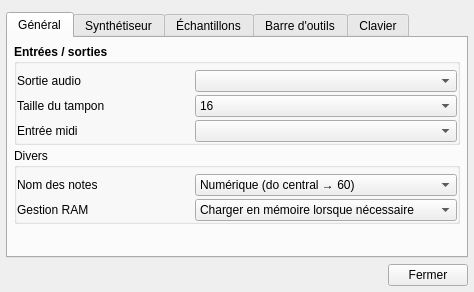
Before: the Qt Designer form trunk/gui_divers/config.ui in davy7125/polyphone, drawn with Qt 5.
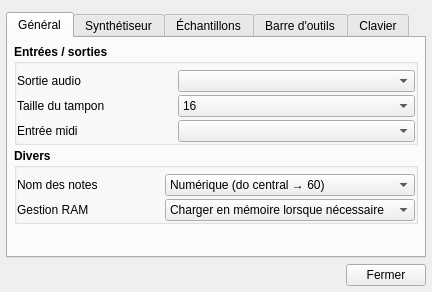
After: the same form once the commit is applied. Icons and pictures are not drawn. Custom widgets are drawn as their Qt base class.

```diff
--- a/trunk/gui_divers/config.ui
+++ b/trunk/gui_divers/config.ui
@@ -9,7 +9,7 @@
    <rect>
     <x>0</x>
     <y>0</y>
-    <width>474</width>
+    <width>432</width>
     <height>292</height>
    </rect>
   </property>
@@ -201,6 +201,12 @@
        </item>
        <item row="2" column="0" colspan="3">
         <widget class="QGroupBox" name="groupBox_6">
+         <property name="font">
+          <font>
+           <weight>75</weight>
+           <bold>true</bold>
+          </font>
+         </property>
          <property name="title">
           <string>Divers</string>
          </property>
@@ -222,6 +228,12 @@
           </property>
           <item row="0" column="1">
            <widget class="QComboBox" name="comboKeyName">
+            <property name="font">
+             <font>
+              <weight>50</weight>
+              <bold>false</bold>
+             </font>
+            </property>
             <item>
              <property name="text">
               <string>Numérique (do central → 60)</string>
@@ -246,6 +258,12 @@
           </item>
           <item row="0" column="0">
            <widget class="QLabel" name="label_22">
+            <property name="font">
+             <font>
+              <weight>50</weight>
+              <bold>false</bold>
+             </font>
+            </property>
             <property name="text">
              <string>Nom des notes</string>
             </property>
@@ -253,6 +271,12 @@
           </item>
           <item row="1" column="0">
            <widget class="QLabel" name="label_2">
+            <property name="font">
+             <font>
+              <weight>50</weight>
+              <bold>false</bold>
+             </font>
+            </property>
             <property name="text">
              <string>Gestion RAM</string>
             </property>
@@ -266,6 +290,12 @@
               <verstretch>0</verstretch>
              </sizepolicy>
             </property>
+            <property name="font">
+             <font>
+              <weight>50</weight>
+              <bold>false</bold>
+             </font>
+            </property>
             <item>
              <property name="text">
               <string>Charger en mémoire lorsque nécessaire</string>
```
